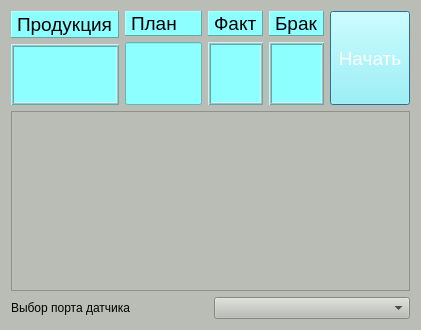
Above: dialog.ui from avovana/zebra_scanner_labeling before the change. Below: the same form after it.
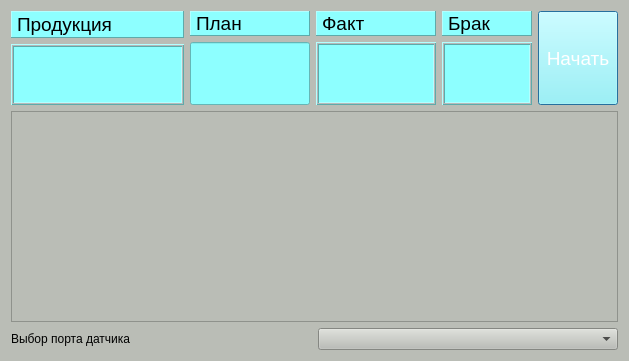
That is the form after the change.

Patch:
```diff
--- a/dialog.ui
+++ b/dialog.ui
@@ -6,8 +6,8 @@
    <rect>
     <x>0</x>
     <y>0</y>
-    <width>421</width>
-    <height>330</height>
+    <width>629</width>
+    <height>361</height>
    </rect>
   </property>
   <property name="sizePolicy">
@@ -158,6 +158,12 @@
          <verstretch>0</verstretch>
         </sizepolicy>
        </property>
+       <property name="minimumSize">
+        <size>
+         <width>90</width>
+         <height>0</height>
+        </size>
+       </property>
        <property name="maximumSize">
         <size>
          <width>90</width>
@@ -192,14 +198,20 @@
      <item row="1" column="2">
       <widget class="QLabel" name="label_7">
        <property name="sizePolicy">
-        <sizepolicy hsizetype="Maximum" vsizetype="Preferred">
+        <sizepolicy hsizetype="Minimum" vsizetype="Preferred">
          <horstretch>0</horstretch>
          <verstretch>0</verstretch>
         </sizepolicy>
        </property>
+       <property name="minimumSize">
+        <size>
+         <width>120</width>
+         <height>0</height>
+        </size>
+       </property>
        <property name="maximumSize">
         <size>
-         <width>90</width>
+         <width>120</width>
          <height>16777215</height>
         </size>
        </property>
@@ -260,14 +272,20 @@
      <item row="1" column="0">
       <widget class="QLineEdit" name="lineEdit">
        <property name="sizePolicy">
-        <sizepolicy hsizetype="Maximum" vsizetype="Preferred">
+        <sizepolicy hsizetype="Minimum" vsizetype="Preferred">
          <horstretch>0</horstretch>
          <verstretch>0</verstretch>
         </sizepolicy>
        </property>
+       <property name="minimumSize">
+        <size>
+         <width>120</width>
+         <height>0</height>
+        </size>
+       </property>
        <property name="maximumSize">
         <size>
-         <width>90</width>
+         <width>120</width>
          <height>16777215</height>
         </size>
        </property>
```
